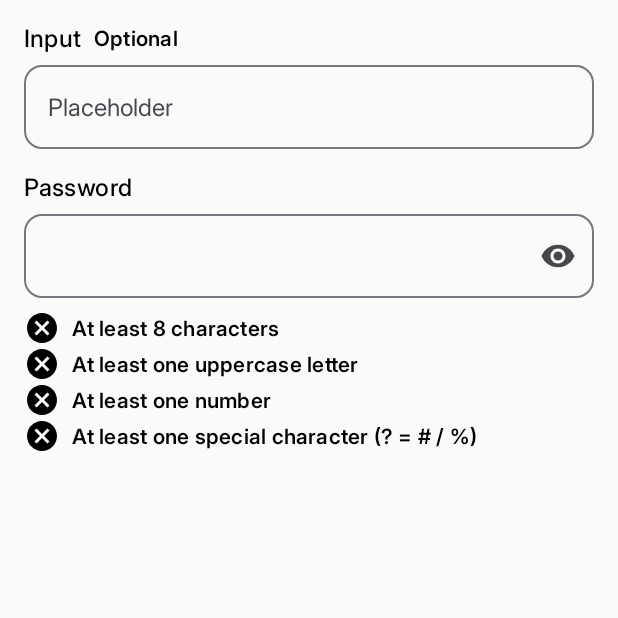
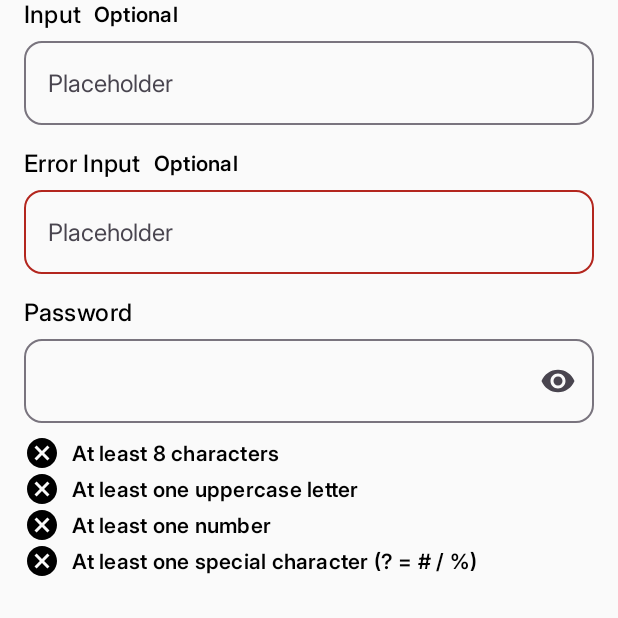
Before and after one commit to Norbert445/O2Input, an Android app built with Jetpack Compose: the screen it shows after launch (MainActivity), on a phone screen of 412 x 824 dp, the top half of it. Run offline under Robolectric (Android 15) with nearby library versions, the phone set to English and light mode, and no system bars.

Commit message:
feat: error input view in activity

```diff
--- a/app/src/main/java/com/example/o2input/MainActivity.kt
+++ b/app/src/main/java/com/example/o2input/MainActivity.kt
@@ -4,10 +4,9 @@ import android.os.Bundle
 import androidx.activity.ComponentActivity
 import androidx.activity.compose.setContent
 import androidx.activity.enableEdgeToEdge
+import androidx.compose.foundation.layout.Arrangement
 import androidx.compose.foundation.layout.Column
-import androidx.compose.foundation.layout.Spacer
 import androidx.compose.foundation.layout.fillMaxSize
-import androidx.compose.foundation.layout.height
 import androidx.compose.foundation.layout.padding
 import androidx.compose.material3.Scaffold
 import androidx.compose.runtime.getValue
@@ -16,7 +15,6 @@ import androidx.compose.runtime.remember
 import androidx.compose.runtime.setValue
 import androidx.compose.ui.Modifier
 import androidx.compose.ui.res.stringResource
-import androidx.compose.ui.unit.dp
 import com.example.o2input.ui.theme.LocalColors
 import com.example.o2input.ui.theme.LocalSpacing
 import com.example.o2input.ui.theme.O2InputTheme
@@ -30,7 +28,8 @@ class MainActivity : ComponentActivity() {
         setContent {
             O2InputTheme {
 
-                var email by remember { mutableStateOf("") }
+                var input by remember { mutableStateOf("") }
+                var errorInput by remember { mutableStateOf("") }
                 var password by remember { mutableStateOf("") }
 
                 Scaffold(
@@ -41,18 +40,27 @@ class MainActivity : ComponentActivity() {
                     Column(
                         modifier = Modifier
                             .padding(innerPadding)
-                            .padding(16.dp)
+                            .padding(horizontal = LocalSpacing.current.m),
+                        verticalArrangement = Arrangement.spacedBy(LocalSpacing.current.m)
                     ) {
                         InputView(
-                            value = email,
+                            value = input,
                             onValueChange = {
-                                email = it
+                                input = it
                             },
                             label = "Input",
                             placeholder = "Placeholder"
                         )
 
-                        Spacer(modifier = Modifier.height(LocalSpacing.current.m))
+                        InputView(
+                            value = errorInput,
+                            onValueChange = {
+                                errorInput = it
+                            },
+                            isError = true,
+                            label = "Error Input",
+                            placeholder = "Placeholder"
+                        )
 
                         PasswordInput(
                             password = password,
```
